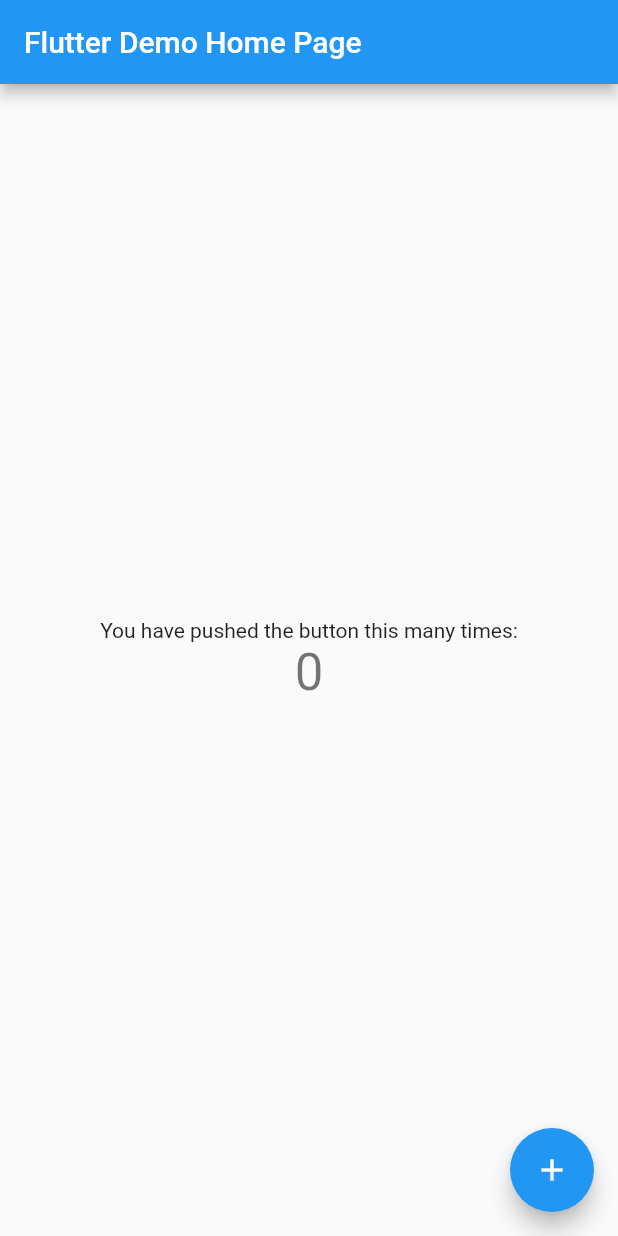
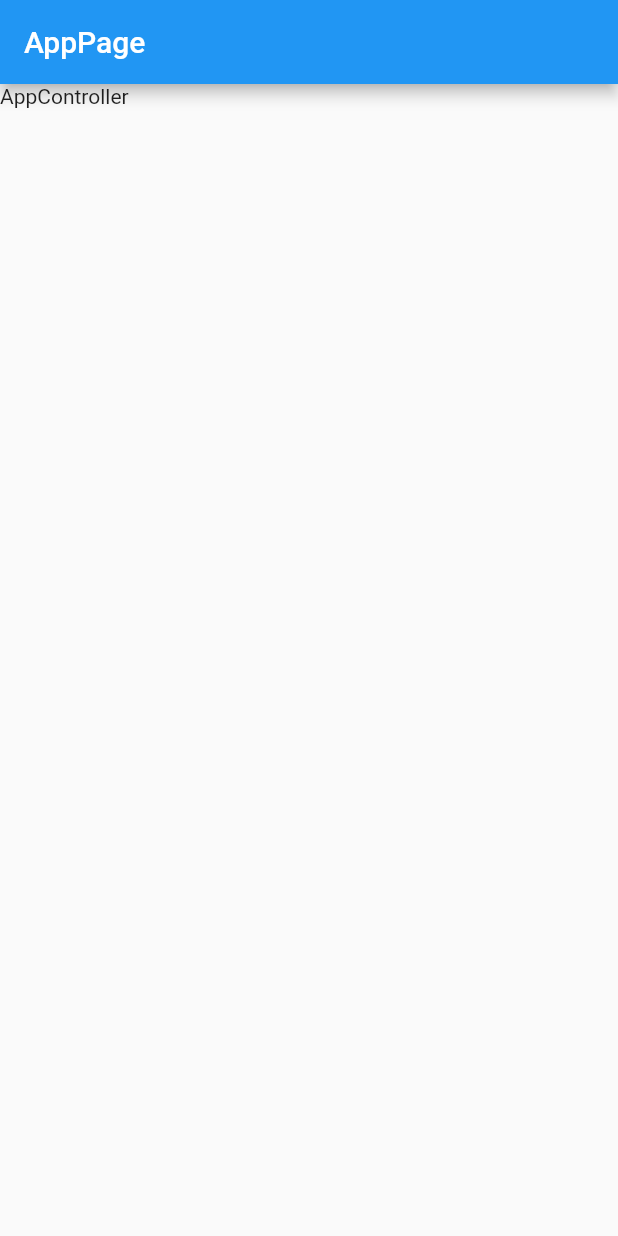
Before and after one commit to Addimohammedsaid/flutterGetFire, a Flutter app: the screen it shows after launch, on a phone screen of 412 x 824 dp. Run offline on Flutter 3.47's test engine with Material 2 defaults, Android fonts, the phone set to English and light mode, and no system bars; our stand-ins replace get.

Commit message:
chore : added getx

```diff
--- /dev/null
+++ b/lib/app/app.binding.dart
@@ -0,0 +1,9 @@
+import 'package:get/get.dart';
+import 'package:get_fire_starter/app/app.controller.dart';
+
+class AppBinding implements Bindings {
+  @override
+  void dependencies() {
+    Get.lazyPut<AppController>(() => AppController());
+  }
+}
--- /dev/null
+++ b/lib/app/app.controller.dart
@@ -0,0 +1,7 @@
+import 'package:get/get.dart';
+
+class AppController extends GetxController {
+  final _obj = ''.obs;
+  set obj(value) => this._obj.value = value;
+  get obj => this._obj.value;
+}
--- /dev/null
+++ b/lib/app/app.page.dart
@@ -0,0 +1,13 @@
+import 'package:flutter/material.dart';
+import 'package:get/get.dart';
+
+import 'app.controller.dart';
+
+class AppPage extends GetView<AppController> {
+  @override
+  Widget build(BuildContext context) {
+    return Scaffold(
+        appBar: AppBar(title: Text('AppPage')),
+        body: SafeArea(child: Text('AppController')));
+  }
+}
--- a/lib/main.dart
+++ b/lib/main.dart
@@ -1,113 +1,14 @@
 import 'package:flutter/material.dart';
+import 'package:get/get.dart';
+
+import 'app/app.binding.dart';
+import 'app/app.page.dart';
 
 void main() {
-  runApp(MyApp());
+  runApp(GetMaterialApp(
+    debugShowCheckedModeBanner: false,
+    initialBinding: AppBinding(),
+    defaultTransition: Transition.fade,
+    home: AppPage(),
+  ));
 }
-
-class MyApp extends StatelessWidget {
-  // This widget is the root of your application.
-  @override
-  Widget build(BuildContext context) {
-    return MaterialApp(
-      title: 'Flutter Demo',
-      theme: ThemeData(
-        // This is the theme of your application.
-        //
-        // Try running your application with "flutter run". You'll see the
-        // application has a blue toolbar. Then, without quitting the app, try
-        // changing the primarySwatch below to Colors.green and then invoke
-        // "hot reload" (press "r" in the console where you ran "flutter run",
-        // or simply save your changes to "hot reload" in a Flutter IDE).
-        // Notice that the counter didn't reset back to zero; the application
-        // is not restarted.
-        primarySwatch: Colors.blue,
-      ),
-      home: MyHomePage(title: 'Flutter Demo Home Page'),
-    );
-  }
-}
-
-class MyHomePage extends StatefulWidget {
-  MyHomePage({Key key, this.title}) : super(key: key);
-
-  // This widget is the home page of your application. It is stateful, meaning
-  // that it has a State object (defined below) that contains fields that affect
-  // how it looks.
-
-  // This class is the configuration for the state. It holds the values (in this
-  // case the title) provided by the parent (in this case the App widget) and
-  // used by the build method of the State. Fields in a Widget subclass are
-  // always marked "final".
-
-  final String title;
-
-  @override
-  _MyHomePageState createState() => _MyHomePageState();
-}
-
-class _MyHomePageState extends State<MyHomePage> {
-  int _counter = 0;
-
-  void _incrementCounter() {
-    setState(() {
-      // This call to setState tells the Flutter framework that something has
-      // changed in this State, which causes it to rerun the build method below
-      // so that the display can reflect the updated values. If we changed
-      // _counter without calling setState(), then the build method would not be
-      // called again, and so nothing would appear to happen.
-      _counter++;
-    });
-  }
-
-  @override
-  Widget build(BuildContext context) {
-    // This method is rerun every time setState is called, for instance as done
-    // by the _incrementCounter method above.
-    //
-    // The Flutter framework has been optimized to make rerunning build methods
-    // fast, so that you can just rebuild anything that needs updating rather
-    // than having to individually change instances of widgets.
-    return Scaffold(
-      appBar: AppBar(
-        // Here we take the value from the MyHomePage object that was created by
-        // the App.build method, and use it to set our appbar title.
-        title: Text(widget.title),
-      ),
-      body: Center(
-        // Center is a layout widget. It takes a single child and positions it
-        // in the middle of the parent.
-        child: Column(
-          // Column is also a layout widget. It takes a list of children and
-          // arranges them vertically. By default, it sizes itself to fit its
-          // children horizontally, and tries to be as tall as its parent.
-          //
-          // Invoke "debug painting" (press "p" in the console, choose the
-          // "Toggle Debug Paint" action from the Flutter Inspector in Android
-          // Studio, or the "Toggle Debug Paint" command in Visual Studio Code)
-          // to see the wireframe for each widget.
-          //
-          // Column has various properties to control how it sizes itself and
-          // how it positions its children. Here we use mainAxisAlignment to
-          // center the children vertically; the main axis here is the vertical
-          // axis because Columns are vertical (the cross axis would be
-          // horizontal).
-          mainAxisAlignment: MainAxisAlignment.center,
-          children: <Widget>[
-            Text(
-              'You have pushed the button this many times:',
-            ),
-            Text(
-              '$_counter',
-              style: Theme.of(context).textTheme.headline4,
-            ),
-          ],
-        ),
-      ),
-      floatingActionButton: FloatingActionButton(
-        onPressed: _incrementCounter,
-        tooltip: 'Increment',
-        child: Icon(Icons.add),
-      ), // This trailing comma makes auto-formatting nicer for build methods.
-    );
-  }
-}
--- a/pubspec.yaml
+++ b/pubspec.yaml
@@ -21,10 +21,12 @@ dependencies:
   # Database
   cloud_firestore:
 
+  # Logic
+  get: ^4.1.4
+
   # User Auth
   firebase_auth:
   google_sign_in:
-
 
   # Analytics
   firebase_analytics:
```
Also changed, not shown: pubspec.lock.
